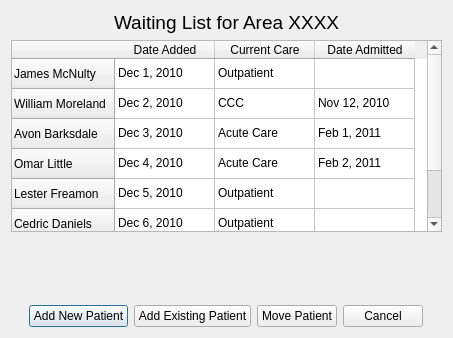
Qt form viewwaitinglist.ui (love-rollercoaster/comp3004) before a commit.
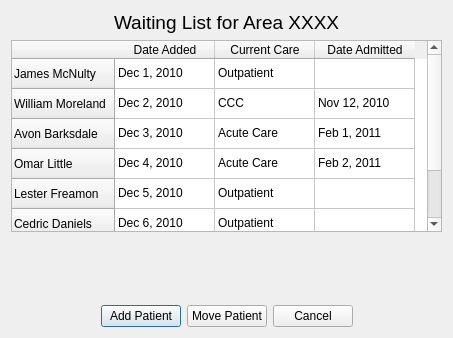
The same form after that commit.

Commit message: Created the add patient to waiting list form

What changed in the file:
```diff
--- a/viewwaitinglist.ui
+++ b/viewwaitinglist.ui
@@ -193,14 +193,7 @@
        <item>
         <widget class="QPushButton" name="pushButton_3">
          <property name="text">
-          <string>Add New Patient</string>
-         </property>
-        </widget>
-       </item>
-       <item>
-        <widget class="QPushButton" name="pushButton_4">
-         <property name="text">
-          <string>Add Existing Patient</string>
+          <string>Add Patient</string>
          </property>
         </widget>
        </item>
```
The commit also changes 1 other file.
